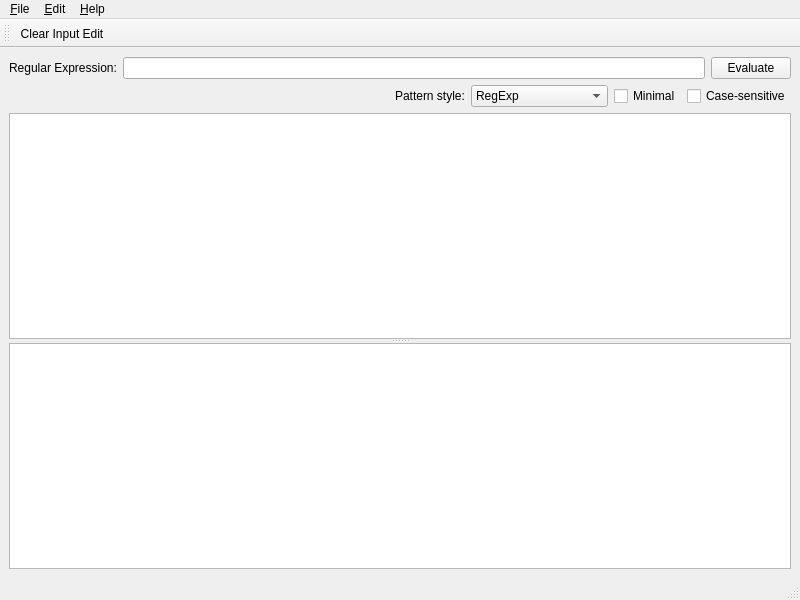
momesana/qregexp-editor, file forms/mainwindow.ui: the form before one commit.
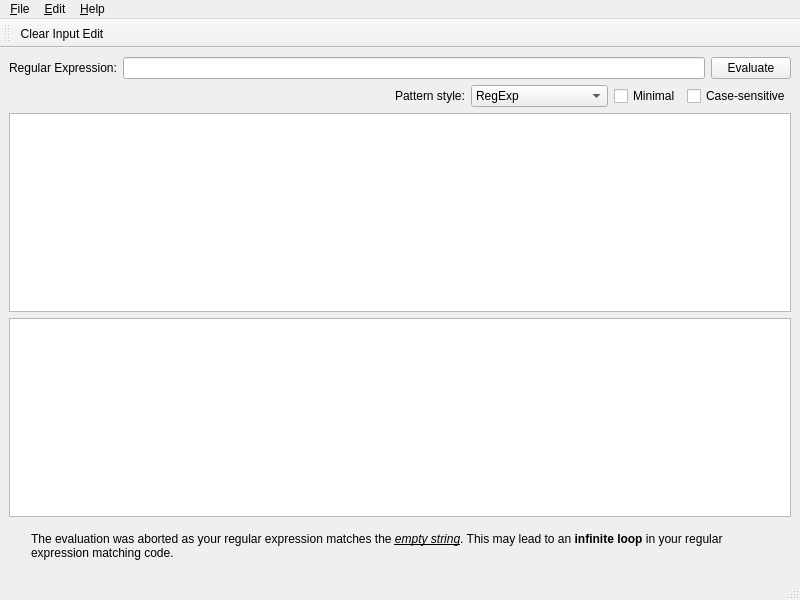
The form after the commit.

Commit message: Fixed a bug where matching a empty string would lead to an infinite loop effectively hanging/crashing qregexp-editor

```diff
--- a/forms/mainwindow.ui
+++ b/forms/mainwindow.ui
@@ -109,16 +109,46 @@
      </layout>
     </item>
     <item>
-     <widget class="QSplitter" name="splitter">
-      <property name="orientation">
-       <enum>Qt::Vertical</enum>
-      </property>
       <widget class="QPlainTextEdit" name="inputEdit"/>
+    </item>
+    <item>
       <widget class="QTreeView" name="resultView">
        <property name="alternatingRowColors">
         <bool>true</bool>
        </property>
       </widget>
+    </item>
+    <item>
+     <widget class="QWidget" name="warningWidget" native="true">
+      <layout class="QHBoxLayout" name="horizontalLayout_3" stretch="0,1">
+       <item>
+        <widget class="QLabel" name="emptyStringMatchedIconLabel">
+         <property name="text">
+          <string/>
+         </property>
+         <property name="alignment">
+          <set>Qt::AlignCenter</set>
+         </property>
+        </widget>
+       </item>
+       <item>
+        <widget class="QLabel" name="emptyStringMatchedLabel">
+         <property name="text">
+          <string>&lt;!DOCTYPE HTML PUBLIC &quot;-//W3C//DTD HTML 4.0//EN&quot; &quot;http://www.w3.org/TR/REC-html40/strict.dtd&quot;&gt;
+&lt;html&gt;&lt;head&gt;&lt;meta name=&quot;qrichtext&quot; content=&quot;1&quot; /&gt;&lt;style type=&quot;text/css&quot;&gt;
+p, li { white-space: pre-wrap; }
+&lt;/style&gt;&lt;/head&gt;&lt;body style=&quot; font-family:'Sans Serif'; font-size:9pt; font-weight:400; font-style:normal;&quot;&gt;
+&lt;table border=&quot;0&quot; style=&quot;-qt-table-type: root; margin-top:4px; margin-bottom:4px; margin-left:4px; margin-right:4px;&quot;&gt;
+&lt;tr&gt;
+&lt;td style=&quot;border: none;&quot;&gt;
+&lt;p style=&quot; margin-top:0px; margin-bottom:0px; margin-left:0px; margin-right:0px; -qt-block-indent:0; text-indent:0px;&quot;&gt;The evaluation was aborted as your regular expression matches the &lt;span style=&quot; font-style:italic; text-decoration: underline;&quot;&gt;empty&lt;/span&gt;&lt;span style=&quot; text-decoration: underline;&quot;&gt; &lt;/span&gt;&lt;span style=&quot; font-style:italic; text-decoration: underline;&quot;&gt;string&lt;/span&gt;. This may lead to an &lt;span style=&quot; font-weight:600;&quot;&gt;infinite loop&lt;/span&gt; in your regular expression matching code.&lt;/p&gt;&lt;/td&gt;&lt;/tr&gt;&lt;/table&gt;&lt;/body&gt;&lt;/html&gt;</string>
+         </property>
+         <property name="wordWrap">
+          <bool>true</bool>
+         </property>
+        </widget>
+       </item>
+      </layout>
      </widget>
     </item>
    </layout>
```
Lines whose indentation alone changed are shown as unchanged. The commit also changes 5 other files.
